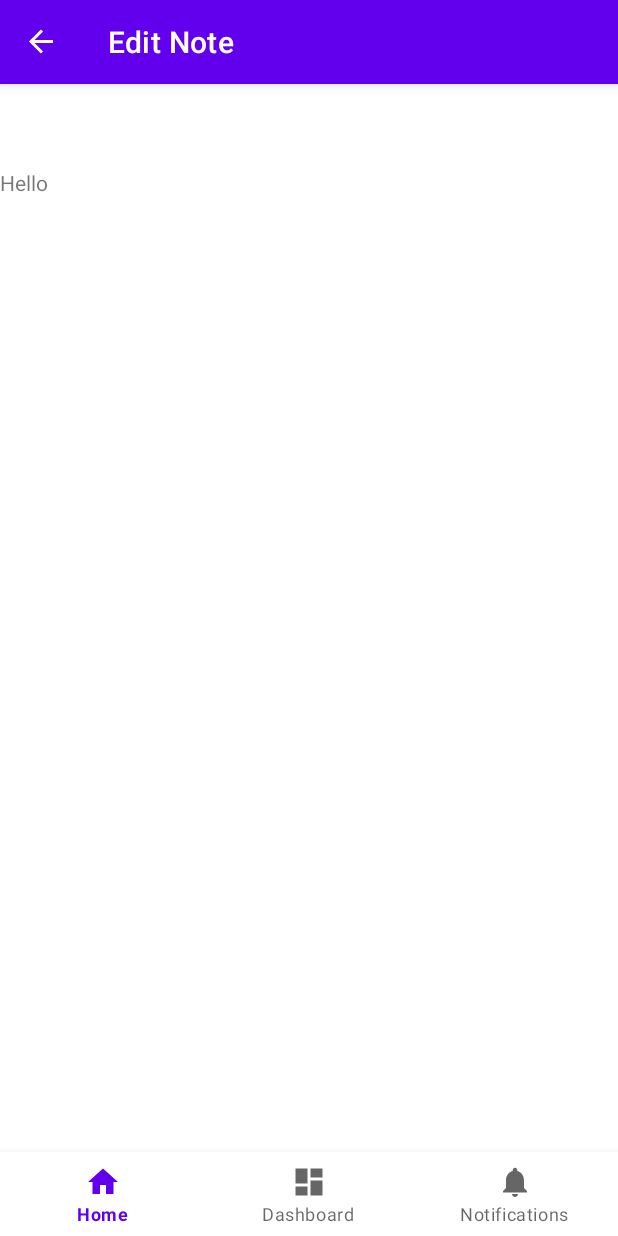
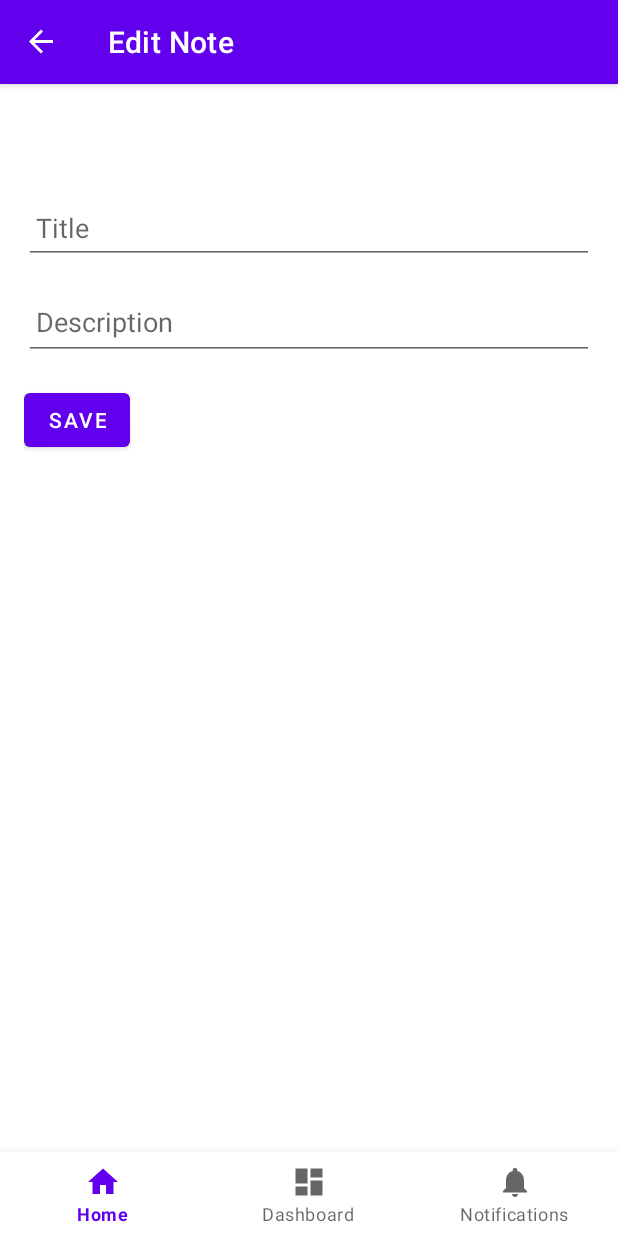
Before and after one commit to imasharc/RAMDHDv2, an Android app: the EditNoteFragment screen opened through its navigation route, on a phone screen of 412 x 824 dp. Run offline under Robolectric (Android 15) with nearby library versions, the phone set to English and light mode, and no system bars; our stand-ins replace navigation-ui.

Commit message:
feat(EditNote panel): Make simple UI for adding a new note
it just logs the note info for now

```diff
--- a/app/src/main/java/com/sharc/ramdhd/ui/dashboard/DashboardFragment.kt
+++ b/app/src/main/java/com/sharc/ramdhd/ui/dashboard/DashboardFragment.kt
@@ -8,7 +8,6 @@ import android.widget.TextView
 import androidx.fragment.app.Fragment
 import androidx.fragment.app.viewModels
 import com.sharc.ramdhd.databinding.FragmentDashboardBinding
-import com.sharc.ramdhd.ui.home.HomeViewModel
 
 class DashboardFragment : Fragment() {
 
--- a/app/src/main/java/com/sharc/ramdhd/ui/home/notes/editSingle/EditNoteFragment.kt
+++ b/app/src/main/java/com/sharc/ramdhd/ui/home/notes/editSingle/EditNoteFragment.kt
@@ -6,21 +6,19 @@ import androidx.fragment.app.Fragment
 import android.view.LayoutInflater
 import android.view.View
 import android.view.ViewGroup
+import android.widget.Button
+import android.widget.EditText
 import com.sharc.ramdhd.R
 
 class EditNoteFragment : Fragment() {
-
     companion object {
         fun newInstance() = EditNoteFragment()
     }
 
     private val viewModel: EditNoteViewModel by viewModels()
-
-    override fun onCreate(savedInstanceState: Bundle?) {
-        super.onCreate(savedInstanceState)
-
-        // TODO: Use the ViewModel
-    }
+    private lateinit var editTextTitle: EditText
+    private lateinit var editTextDescription: EditText
+    private lateinit var buttonSave: Button
 
     override fun onCreateView(
         inflater: LayoutInflater, container: ViewGroup?,
@@ -28,4 +26,18 @@ class EditNoteFragment : Fragment() {
     ): View {
         return inflater.inflate(R.layout.fragment_edit_note, container, false)
     }
+
+    override fun onViewCreated(view: View, savedInstanceState: Bundle?) {
+        super.onViewCreated(view, savedInstanceState)
+
+        editTextTitle = view.findViewById(R.id.editTextTitle)
+        editTextDescription = view.findViewById(R.id.editTextDescription)
+        buttonSave = view.findViewById(R.id.buttonSave)
+
+        buttonSave.setOnClickListener {
+            val title = editTextTitle.text.toString()
+            val description = editTextDescription.text.toString()
+            viewModel.saveNote(title, description)
+        }
+    }
 }
--- a/app/src/main/java/com/sharc/ramdhd/ui/home/notes/editSingle/EditNoteViewModel.kt
+++ b/app/src/main/java/com/sharc/ramdhd/ui/home/notes/editSingle/EditNoteViewModel.kt
@@ -1,7 +1,11 @@
 package com.sharc.ramdhd.ui.home.notes.editSingle
 
+import android.util.Log
 import androidx.lifecycle.ViewModel
 
 class EditNoteViewModel : ViewModel() {
-    // TODO: Implement the ViewModel
+    fun saveNote(title: String, description: String) {
+        Log.d("EditNoteViewModel", "Title: $title")
+        Log.d("EditNoteViewModel", "Description: $description")
+    }
 }
--- a/app/src/main/res/layout/fragment_edit_note.xml
+++ b/app/src/main/res/layout/fragment_edit_note.xml
@@ -1,13 +1,47 @@
 <?xml version="1.0" encoding="utf-8"?>
-<FrameLayout xmlns:android="http://schemas.android.com/apk/res/android"
+<LinearLayout xmlns:android="http://schemas.android.com/apk/res/android"
     xmlns:tools="http://schemas.android.com/tools"
     android:layout_width="match_parent"
     android:layout_height="match_parent"
+    android:orientation="vertical"
+    android:padding="16dp"
     tools:context=".ui.home.notes.editSingle.EditNoteFragment">
 
-    <TextView
+    <EditText
+        android:id="@+id/editTextTitle"
         android:layout_width="match_parent"
-        android:layout_height="match_parent"
-        android:text="Hello" />
+        android:layout_height="wrap_content"
+        android:hint="Title"
+        android:inputType="text"
+        android:maxLines="1"
+        android:minHeight="48dp"
+        android:paddingStart="8dp"
+        android:paddingEnd="8dp"
+        android:importantForAutofill="yes"
+        android:autofillHints="name" />
 
-</FrameLayout>
+    <EditText
+        android:id="@+id/editTextDescription"
+        android:layout_width="match_parent"
+        android:layout_height="wrap_content"
+        android:layout_marginTop="16dp"
+        android:hint="Description"
+        android:inputType="textMultiLine"
+        android:minLines="1"
+        android:minHeight="48dp"
+        android:gravity="top"
+        android:paddingStart="8dp"
+        android:paddingEnd="8dp"
+        android:importantForAutofill="yes"
+        android:autofillHints="description" />
+
+    <Button
+        android:id="@+id/buttonSave"
+        android:layout_width="wrap_content"
+        android:layout_height="wrap_content"
+        android:layout_marginTop="16dp"
+        android:text="Save"
+        android:minWidth="48dp"
+        android:minHeight="48dp" />
+
+</LinearLayout>
```
